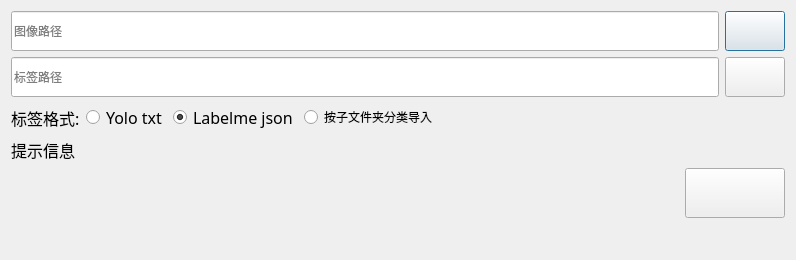
Old version of the form ui/import_data.ui in the repository pythondever/easy_trainer.
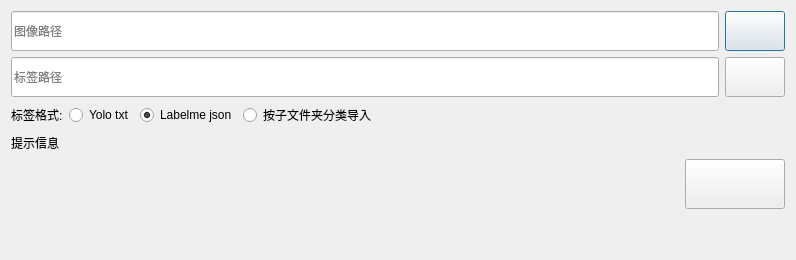
New version of the form. Icons and pictures are not drawn.

What changed in the file:
```diff
--- a/ui/import_data.ui
+++ b/ui/import_data.ui
@@ -103,12 +103,6 @@
       <layout class="QHBoxLayout" name="horizontalLayout_3">
        <item>
         <widget class="QLabel" name="label_fmt">
-         <property name="font">
-          <font>
-           <family>Microsoft YaHei</family>
-           <pointsize>12</pointsize>
-          </font>
-         </property>
          <property name="text">
           <string>标签格式:</string>
          </property>
@@ -116,12 +110,6 @@
        </item>
        <item>
         <widget class="QRadioButton" name="yolo_fmt">
-         <property name="font">
-          <font>
-           <family>Microsoft YaHei</family>
-           <pointsize>12</pointsize>
-          </font>
-         </property>
          <property name="text">
           <string>Yolo txt</string>
          </property>
@@ -129,12 +117,6 @@
        </item>
        <item>
         <widget class="QRadioButton" name="labelme_fmt">
-         <property name="font">
-          <font>
-           <family>Microsoft YaHei</family>
-           <pointsize>12</pointsize>
-          </font>
-         </property>
          <property name="text">
           <string>Labelme json</string>
          </property>
@@ -169,12 +151,6 @@
       <layout class="QHBoxLayout" name="horizontalLayout_4">
        <item>
         <widget class="QLabel" name="tips_lbl">
-         <property name="font">
-          <font>
-           <family>Microsoft YaHei</family>
-           <pointsize>12</pointsize>
-          </font>
-         </property>
          <property name="text">
           <string>提示信息</string>
          </property>
```
